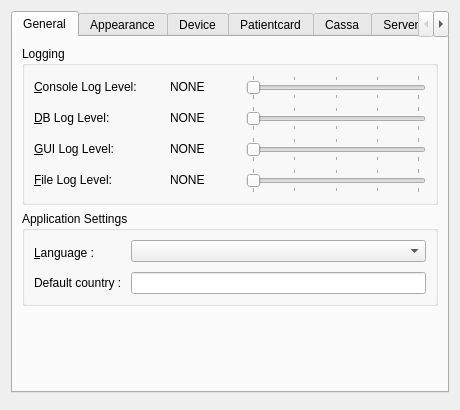
Above: client/dlgpreferences.ui from tbikfalvi/Belenus before the change. Below: the same form after it.
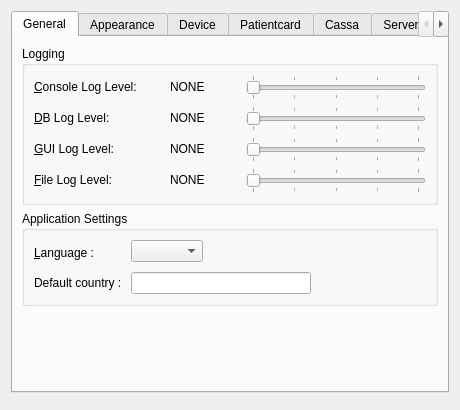
That is the form after the change. The open tabs and pages were chosen to show the change.

```diff
--- a/client/dlgpreferences.ui
+++ b/client/dlgpreferences.ui
@@ -352,9 +352,6 @@
           <string>Application Settings</string>
          </property>
          <layout class="QFormLayout" name="formLayout">
-          <property name="fieldGrowthPolicy">
-           <enum>QFormLayout::AllNonFixedFieldsGrow</enum>
-          </property>
           <item row="0" column="0">
            <widget class="QLabel" name="lblAppLang">
             <property name="minimumSize">
@@ -372,11 +369,28 @@
            </widget>
           </item>
           <item row="0" column="1">
-           <widget class="QComboBox" name="cmbAppLang">
-            <property name="insertPolicy">
-             <enum>QComboBox::InsertAlphabetically</enum>
-            </property>
-           </widget>
+           <layout class="QHBoxLayout" name="horizontalLayout_16">
+            <item>
+             <widget class="QComboBox" name="cmbAppLang">
+              <property name="insertPolicy">
+               <enum>QComboBox::InsertAlphabetically</enum>
+              </property>
+             </widget>
+            </item>
+            <item>
+             <spacer name="horizontalSpacer_10">
+              <property name="orientation">
+               <enum>Qt::Horizontal</enum>
+              </property>
+              <property name="sizeHint" stdset="0">
+               <size>
+                <width>40</width>
+                <height>20</height>
+               </size>
+              </property>
+             </spacer>
+            </item>
+           </layout>
           </item>
           <item row="1" column="0">
            <widget class="QLabel" name="lblDefaultCountry">
@@ -386,7 +400,31 @@
            </widget>
           </item>
           <item row="1" column="1">
-           <widget class="QLineEdit" name="ledDefaultCountry"/>
+           <layout class="QHBoxLayout" name="horizontalLayout_15">
+            <item>
+             <widget class="QLineEdit" name="ledDefaultCountry">
+              <property name="minimumSize">
+               <size>
+                <width>180</width>
+                <height>0</height>
+               </size>
+              </property>
+             </widget>
+            </item>
+            <item>
+             <spacer name="horizontalSpacer_11">
+              <property name="orientation">
+               <enum>Qt::Horizontal</enum>
+              </property>
+              <property name="sizeHint" stdset="0">
+               <size>
+                <width>40</width>
+                <height>20</height>
+               </size>
+              </property>
+             </spacer>
+            </item>
+           </layout>
           </item>
          </layout>
         </widget>
```
Left out of the diff: 2 changed lines with no effect on the pictures.
